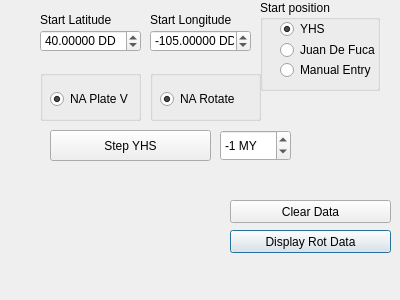
Old version of the form pnw_rotation_py/pnw_rotation_py_dialog_base.ui in the repository DrStriate/Geology.
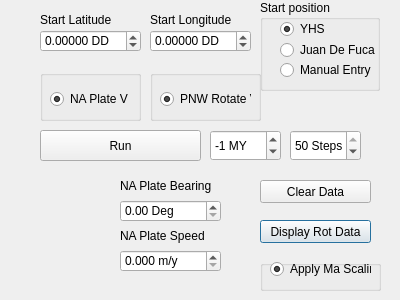
New version of the form.

Patch:
```diff
--- a/pnw_rotation_py/pnw_rotation_py_dialog_base.ui
+++ b/pnw_rotation_py/pnw_rotation_py_dialog_base.ui
@@ -16,9 +16,9 @@
   <widget class="QPushButton" name="displayRotDataButton">
    <property name="geometry">
     <rect>
-     <x>230</x>
-     <y>230</y>
-     <width>161</width>
+     <x>260</x>
+     <y>220</y>
+     <width>111</width>
      <height>23</height>
     </rect>
    </property>
@@ -29,9 +29,9 @@
   <widget class="QPushButton" name="clearDataButton">
    <property name="geometry">
     <rect>
-     <x>230</x>
-     <y>200</y>
-     <width>161</width>
+     <x>260</x>
+     <y>180</y>
+     <width>111</width>
      <height>23</height>
     </rect>
    </property>
@@ -42,14 +42,14 @@
   <widget class="QPushButton" name="stepYhsDataButton">
    <property name="geometry">
     <rect>
-     <x>50</x>
+     <x>40</x>
      <y>130</y>
      <width>161</width>
      <height>31</height>
     </rect>
    </property>
    <property name="text">
-    <string>Step YHS</string>
+    <string>Run</string>
    </property>
   </widget>
   <widget class="QDoubleSpinBox" name="spbStartLatDD">
@@ -77,7 +77,7 @@
     <double>0.010000000000000</double>
    </property>
    <property name="value">
-    <double>40.000000000000000</double>
+    <double>0.000000000000000</double>
    </property>
   </widget>
   <widget class="QDoubleSpinBox" name="spbStartLongDD">
@@ -105,7 +105,7 @@
     <double>0.010000000000000</double>
    </property>
    <property name="value">
-    <double>-105.000000000000000</double>
+    <double>0.000000000000000</double>
    </property>
   </widget>
   <widget class="QLabel" name="StartLatLabel">
@@ -151,7 +151,7 @@
   <widget class="QSpinBox" name="sbStepMy">
    <property name="geometry">
     <rect>
-     <x>220</x>
+     <x>210</x>
      <y>130</y>
      <width>71</width>
      <height>31</height>
@@ -219,7 +219,7 @@
      <rect>
       <x>10</x>
       <y>20</y>
-      <width>81</width>
+      <width>91</width>
       <height>18</height>
      </rect>
     </property>
@@ -227,7 +227,7 @@
      <number>-3</number>
     </property>
     <property name="text">
-     <string>NA Rotate</string>
+     <string>PNW Rotate V</string>
     </property>
     <property name="checked">
      <bool>true</bool>
@@ -292,6 +292,162 @@
     </property>
    </widget>
   </widget>
+  <widget class="QLabel" name="StartLatLabel_2">
+   <property name="geometry">
+    <rect>
+     <x>120</x>
+     <y>170</y>
+     <width>101</width>
+     <height>31</height>
+    </rect>
+   </property>
+   <property name="font">
+    <font>
+     <pointsize>9</pointsize>
+     <weight>50</weight>
+     <bold>false</bold>
+    </font>
+   </property>
+   <property name="text">
+    <string>NA Plate Bearing</string>
+   </property>
+  </widget>
+  <widget class="QLabel" name="StartLatLabel_3">
+   <property name="geometry">
+    <rect>
+     <x>120</x>
+     <y>220</y>
+     <width>101</width>
+     <height>31</height>
+    </rect>
+   </property>
+   <property name="font">
+    <font>
+     <pointsize>9</pointsize>
+     <weight>50</weight>
+     <bold>false</bold>
+    </font>
+   </property>
+   <property name="text">
+    <string>NA Plate Speed</string>
+   </property>
+  </widget>
+  <widget class="QDoubleSpinBox" name="spbNaPlateBearing">
+   <property name="geometry">
+    <rect>
+     <x>120</x>
+     <y>200</y>
+     <width>101</width>
+     <height>22</height>
+    </rect>
+   </property>
+   <property name="suffix">
+    <string> Deg</string>
+   </property>
+   <property name="decimals">
+    <number>2</number>
+   </property>
+   <property name="minimum">
+    <double>0.000000000000000</double>
+   </property>
+   <property name="maximum">
+    <double>359.990000000000009</double>
+   </property>
+   <property name="singleStep">
+    <double>1.000000000000000</double>
+   </property>
+   <property name="value">
+    <double>0.000000000000000</double>
+   </property>
+  </widget>
+  <widget class="QDoubleSpinBox" name="spbNaPlateSpeed">
+   <property name="geometry">
+    <rect>
+     <x>120</x>
+     <y>250</y>
+     <width>101</width>
+     <height>22</height>
+    </rect>
+   </property>
+   <property name="suffix">
+    <string> m/y</string>
+   </property>
+   <property name="decimals">
+    <number>3</number>
+   </property>
+   <property name="minimum">
+    <double>0.000000000000000</double>
+   </property>
+   <property name="maximum">
+    <double>1.000000000000000</double>
+   </property>
+   <property name="singleStep">
+    <double>0.001000000000000</double>
+   </property>
+   <property name="value">
+    <double>0.000000000000000</double>
+   </property>
+  </widget>
+  <widget class="QGroupBox" name="groupBox_4">
+   <property name="geometry">
+    <rect>
+     <x>260</x>
+     <y>260</y>
+     <width>121</width>
+     <height>31</height>
+    </rect>
+   </property>
+   <property name="title">
+    <string/>
+   </property>
+   <widget class="QRadioButton" name="rbApplyMaScaling">
+    <property name="geometry">
+     <rect>
+      <x>10</x>
+      <y>0</y>
+      <width>101</width>
+      <height>18</height>
+     </rect>
+    </property>
+    <property name="toolTipDuration">
+     <number>-3</number>
+    </property>
+    <property name="text">
+     <string>Apply Ma Scaling</string>
+    </property>
+    <property name="checked">
+     <bool>true</bool>
+    </property>
+   </widget>
+  </widget>
+  <widget class="QSpinBox" name="sbSteps">
+   <property name="geometry">
+    <rect>
+     <x>290</x>
+     <y>130</y>
+     <width>71</width>
+     <height>31</height>
+    </rect>
+   </property>
+   <property name="toolTipDuration">
+    <number>-1</number>
+   </property>
+   <property name="suffix">
+    <string> Steps</string>
+   </property>
+   <property name="minimum">
+    <number>1</number>
+   </property>
+   <property name="maximum">
+    <number>50</number>
+   </property>
+   <property name="singleStep">
+    <number>1</number>
+   </property>
+   <property name="value">
+    <number>50</number>
+   </property>
+  </widget>
  </widget>
  <resources/>
  <connections/>
```
